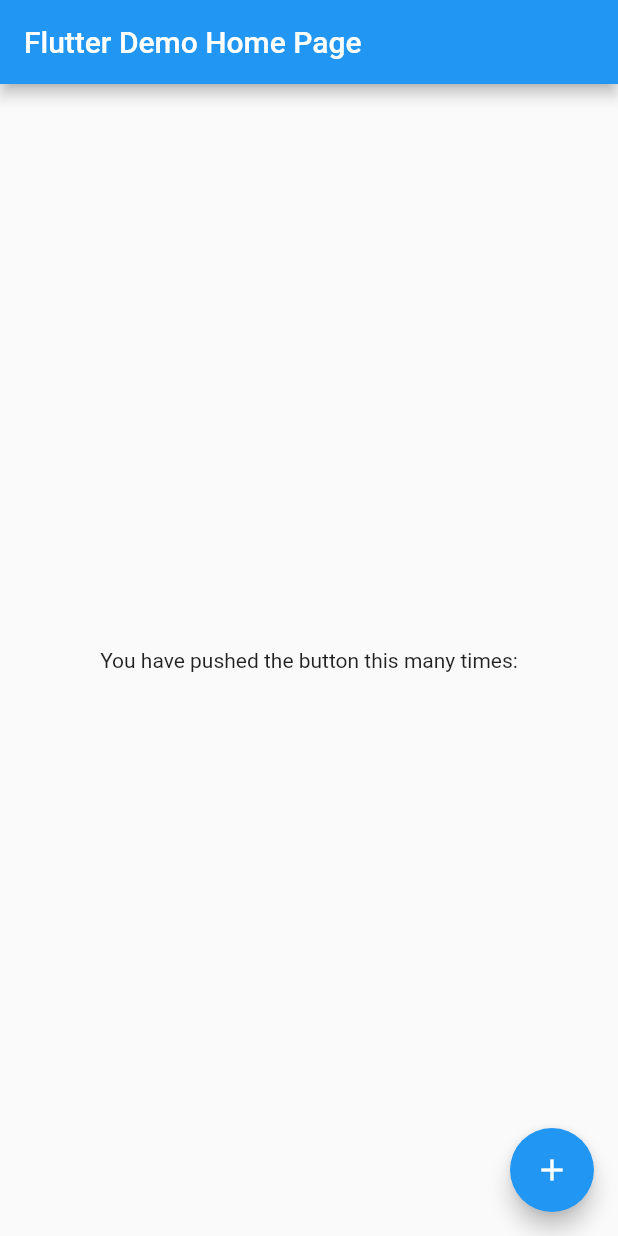
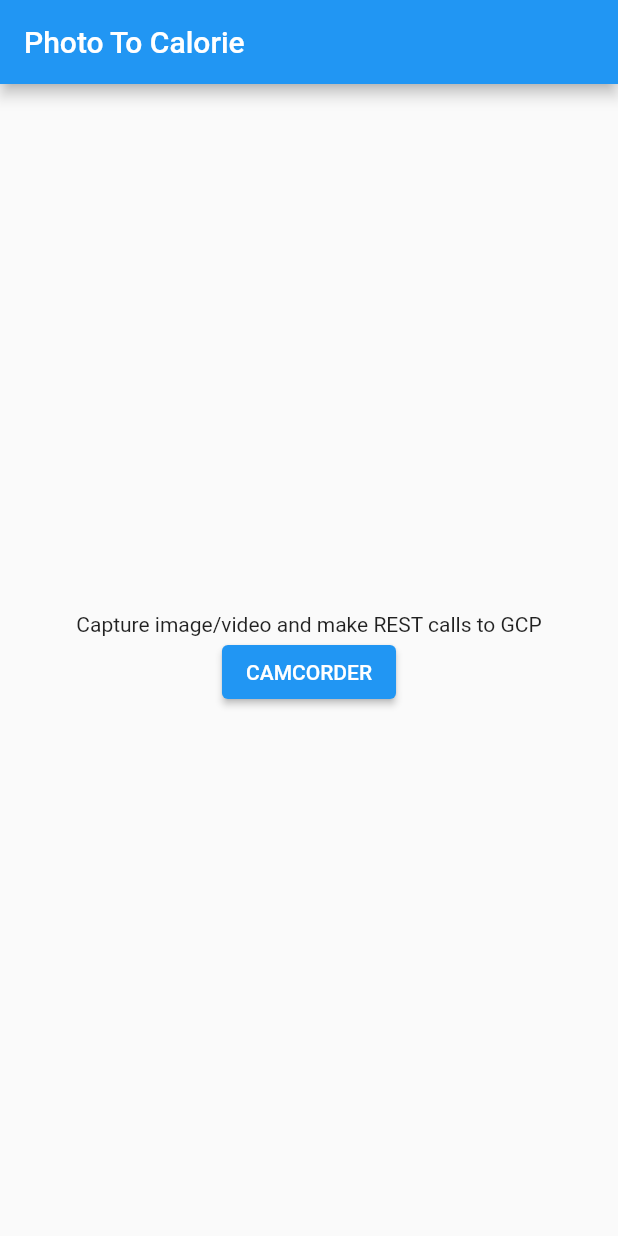
Before and after one commit to KartikShrivastava/Cloudfest-Healthcare-App, a Flutter app: the screen it shows after launch, on a phone screen of 412 x 824 dp. Run offline on Flutter 3.47's test engine with Material 2 defaults, Android fonts, the light colour scheme and no system bars; our stand-ins replace camera, gallery_saver, video_player.

Commit message:
Update main screen

```diff
--- a/cloudfest_flutter_app/lib/main.dart
+++ b/cloudfest_flutter_app/lib/main.dart
@@ -22,20 +22,45 @@
   @override
   Widget build(BuildContext context) {
     return MaterialApp(
-      title: 'Flutter Demo',
+      title: 'Picture To Calorie',
       theme: ThemeData(
         primarySwatch: Colors.blue,
       ),
-      home: const MyHomePage(title: 'Flutter Demo Home Page'),
+      home: const HomePage(),
       onGenerateRoute: RouteConfiguration.onGenerateRoute,
     );
   }
 }
 
+class HomePage extends StatelessWidget {
+  const HomePage({Key? key}) : super(key: key);
+
+  @override
+  Widget build(BuildContext context) {
+    return Scaffold(
+      appBar: AppBar(title: const Text('Photo To Calorie')),
+      body: Center(
+        child: Padding(
+          padding: const EdgeInsets.all(10.0),
+          child: Column(
+            mainAxisAlignment: MainAxisAlignment.center,
+            children: [
+              const Text('Capture image/video and make REST calls to GCP'),
+              ElevatedButton(
+                  onPressed: () {
+                    Navigator.of(context).pushNamed('/cameraView');
+                  },
+                  child: const Text('CAMCORDER')),
+            ],
+          ),
+        ),
+      ),
+    );
+  }
+}
+
 class MyHomePage extends StatefulWidget {
-  const MyHomePage({Key? key, required this.title}) : super(key: key);
-
-  final String title;
+  const MyHomePage({Key? key}) : super(key: key);
 
   @override
   State<MyHomePage> createState() => _MyHomePageState();
@@ -46,7 +71,7 @@
   Widget build(BuildContext context) {
     return Scaffold(
       appBar: AppBar(
-        title: Text(widget.title),
+        title: Text('widget.title'),
       ),
       body: Center(
         child: Column(
--- a/cloudfest_flutter_app/lib/views/camera_view.dart
+++ b/cloudfest_flutter_app/lib/views/camera_view.dart
@@ -661,7 +661,8 @@
         setState(() {
           imageFile = file;
           if (imageFile != null && imageFile!.path.isNotEmpty) {
-            GallerySaver.saveImage(imageFile!.path);
+            // GallerySaver.saveImage(imageFile!.path);
+            ///   Add your rest API call here
           }
           videoController?.dispose();
           videoController = null;
@@ -772,7 +773,8 @@
         showInSnackBar('Video recorded to ${file.path}');
         videoFile = file;
         if (videoFile != null && videoFile!.path.isNotEmpty) {
-          GallerySaver.saveVideo(videoFile!.path);
+          // GallerySaver.saveVideo(videoFile!.path);
+          ///   Add your rest API call here
         }
         _startVideoPlayer();
       }
```
